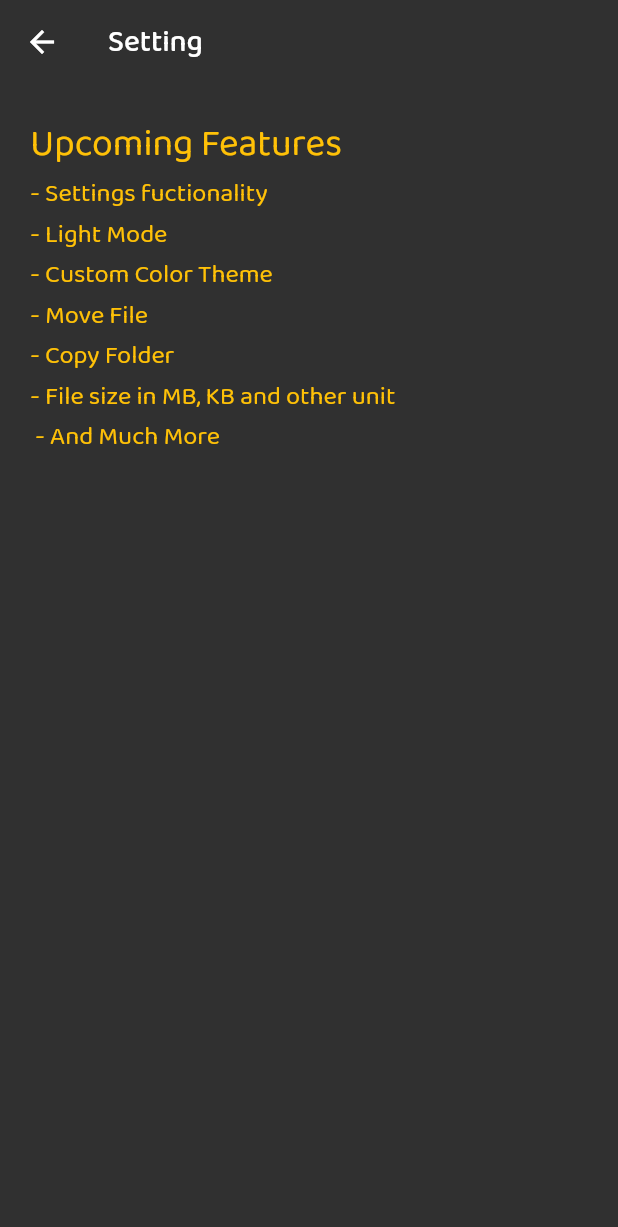
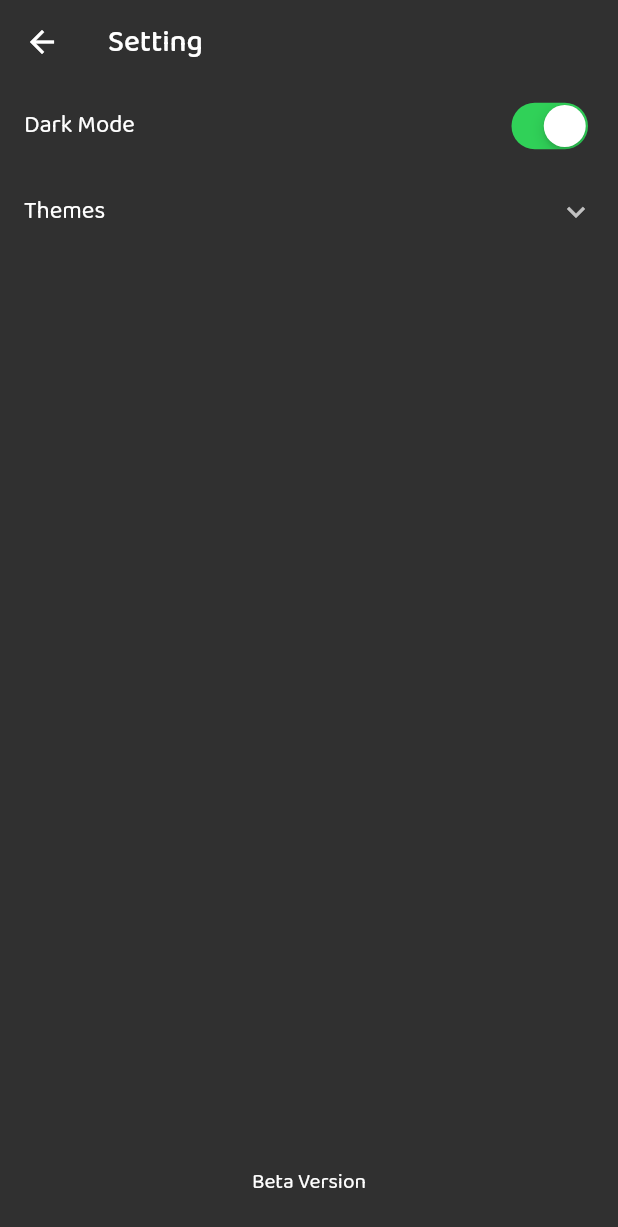
Before and after one commit to MihirGorasiya/file_explorer, a Flutter app: the SettingPage screen opened directly, on a phone screen of 412 x 824 dp. Shown: the top 1227 px of the screen. Run offline on Flutter 3.47's test engine with Material 2 defaults, Android fonts, the phone set to English and light mode, and no system bars; our stand-ins replace easy_splash_screen, get, google_fonts, open_file, permission_handler; missing offline and left inert: disk_space, filesize.

Commit message:
- file size added to human readable form - Dark mode switch added

```diff
--- a/lib/pages/p_home.dart
+++ b/lib/pages/p_home.dart
@@ -26,7 +26,7 @@ class HomePage extends StatefulWidget {
 }
 
 class _HomePageState extends State<HomePage> {
-  final Controller c = Get.put(Controller());
+  final Controller c = Get.find();
   double? totalSpace = 0;
   double? usedSpace = 0;
   double? cardFreeSpace = 0;
--- a/lib/pages/p_setting.dart
+++ b/lib/pages/p_setting.dart
@@ -1,35 +1,91 @@
 // ignore_for_file: prefer_const_constructors
 
+import 'package:flutter/cupertino.dart';
 import 'package:flutter/material.dart';
+import 'package:get/get.dart';
+
+import '../statecontrol/controller.dart';
 
 class SettingPage extends StatelessWidget {
   const SettingPage({Key? key}) : super(key: key);
 
   @override
   Widget build(BuildContext context) {
+    final Controller c = Get.find();
     TextStyle tStyle = const TextStyle(color: Colors.amber, fontSize: 17);
+
     return Scaffold(
       appBar: AppBar(title: Text('Setting')),
-      body: Padding(
-        padding: const EdgeInsets.all(20.0),
-        child: Column(
-          mainAxisAlignment: MainAxisAlignment.start,
-          crossAxisAlignment: CrossAxisAlignment.start,
-          children: [
-            Text(
-              'Upcoming Features',
-              style: TextStyle(
-                color: Colors.amber,
-                fontSize: 25,
-              ),
+      body: Column(
+        children: [
+          Expanded(
+            child: ListView(
+              children: [
+                ListTile(
+                  title: Text('Dark Mode'),
+                  trailing: Obx(() => CupertinoSwitch(
+                        value: c.darkMode.value,
+                        onChanged: (v) {
+                          c.darkMode.value = v;
+                        },
+                      )),
+                ),
+                ExpansionTile(
+                  title: Text('Themes'),
+                  children: [
+                    SizedBox(
+                      height: 100,
+                      child: GridView.builder(
+                        gridDelegate: SliverGridDelegateWithFixedCrossAxisCount(
+                          crossAxisCount: 6,
+                          mainAxisSpacing: 15,
+                          crossAxisSpacing: 15,
+                        ),
+                        itemCount: 6,
+                        itemBuilder: (context, item) {
+                          return Container(
+                            decoration: BoxDecoration(
+                              color: Colors.amber,
+                              borderRadius: BorderRadius.circular(100),
+                            ),
+                          );
+                        },
+                      ),
+                    ),
+                  ],
+                )
+              ],
             ),
-            Text(
-              '- Settings fuctionality \n- Light Mode \n- Custom Color Theme \n- Move File \n- Copy Folder \n- File size in MB, KB and other unit\n - And Much More',
-              style: tStyle,
-            ),
-          ],
-        ),
+          ),
+          Center(
+            child: Text('Beta Version'),
+          ),
+          SizedBox(
+            height: 25,
+          ),
+        ],
       ),
     );
   }
 }
+
+// Padding(
+// padding: const EdgeInsets.all(20.0),
+// child: Column(
+// mainAxisAlignment: MainAxisAlignment.start,
+// crossAxisAlignment: CrossAxisAlignment.start,
+// children: [
+// Text(
+// 'Upcoming Features',
+// style: TextStyle(
+// color: Colors.amber,
+// fontSize: 25,
+// ),
+// ),
+// Text(
+// '- Premium feature with membership \n- Light Mode \n- Custom Color Theme \n- Move File \n- Copy Folder',
+// style: tStyle,
+// ),
+// ],
+// ),
+// )
--- a/lib/statecontrol/controller.dart
+++ b/lib/statecontrol/controller.dart
@@ -1,6 +1,6 @@
 import 'dart:io';
-import 'dart:math';
 
+import 'package:filesize/filesize.dart';
 import 'package:flutter/material.dart';
 import 'package:get/get.dart';
 
@@ -11,7 +11,16 @@ class Controller extends GetxController {
   var copyDestPath = ''.obs;
   var cutDestPath = ''.obs;
   var statusString = 'Searching For Files'.obs;
-  var sizeDetails = (0.0).obs;
+  var darkMode = true.obs;
+  var sizeDetails = '0'.obs;
+  var colorCodes = <Map<String, dynamic>>[
+    {
+      'light': {
+        'mainColor': Colors.amber,
+      },
+      'dark': [],
+    }
+  ].obs;
 
   var sdPath = '';
 
@@ -34,7 +43,7 @@ class Controller extends GetxController {
 
   void getSizeDetails() {
     int fileNum = 0;
-    double totalSize = 0;
+    int totalSize = 0;
     for (var i = 0; i < selectedItem.length; i++) {
       if (isFile(selectedItem[i])) {
         totalSize += File(selectedItem[i]).lengthSync();
@@ -44,14 +53,11 @@ class Controller extends GetxController {
             .forEach((element) {
           if (element is File) {
             fileNum++;
-            totalSize += element.lengthSync();
+            totalSize += element.lengthSync().ceil();
           }
         });
       }
     }
-
-    totalSize = totalSize / pow(1024, 3);
-    totalSize.toDouble();
-    sizeDetails = totalSize.obs;
+    sizeDetails.value = filesize(totalSize);
   }
 }
--- a/lib/widgets/explorer/w_file_icon.dart
+++ b/lib/widgets/explorer/w_file_icon.dart
@@ -18,7 +18,8 @@ class FileIconWidget extends StatelessWidget {
         color: Colors.amber,
         borderRadius: BorderRadius.circular(15),
       ),
-      child: LayoutBuilder(builder: (context, constraints) {
+      child: LayoutBuilder(
+        builder: (context, constraints) {
           if (fileName.endsWith('.mp4') ||
               fileName.endsWith('.avi') ||
               fileName.endsWith('.mkv') ||
@@ -62,7 +63,8 @@ class FileIconWidget extends StatelessWidget {
               icon: Icons.folder,
             );
           }
-      }),
+        },
+      ),
     );
   }
 }
@@ -73,12 +75,13 @@ class MyIcon extends StatelessWidget {
     required this.icon,
   }) : super(key: key);
   final IconData icon;
+
   @override
   Widget build(BuildContext context) {
     return Icon(
       icon,
       size: 35,
-      color: Colors.grey[900],
+      // color: Colors.grey[900],
     );
   }
 }
--- a/lib/widgets/w_button_with_image.dart
+++ b/lib/widgets/w_button_with_image.dart
@@ -26,7 +26,10 @@ class ButtonWithImage extends StatelessWidget {
               color: Colors.grey[800],
               borderRadius: BorderRadius.circular(25),
             ),
-            child: Icon(buttonIcon),
+            child: Icon(
+              buttonIcon,
+              color: Colors.white,
+            ),
           ),
           SizedBox(
             height: 10,
--- a/pubspec.yaml
+++ b/pubspec.yaml
@@ -15,7 +15,7 @@ publish_to: 'none' # Remove this line if you wish to publish to pub.dev
 # In iOS, build-name is used as CFBundleShortVersionString while build-number used as CFBundleVersion.
 # Read more about iOS versioning at
 # https://developer.apple.com/library/archive/documentation/General/Reference/InfoPlistKeyReference/Articles/CoreFoundationKeys.html
-version: 1.0.0+1
+version: 2.0.0+2
 
 environment:
   sdk: ">=2.17.1 <3.0.0"
@@ -31,6 +31,7 @@ dependencies:
   cupertino_icons: ^1.0.2
   disk_space: ^0.2.1
   easy_splash_screen: ^1.0.3
+  filesize: ^2.0.1
   flutter:
     sdk: flutter
   get: ^4.6.5
```
Also changed, not shown: lib/main.dart (+26 -4 lines), lib/widgets/explorer/w_pop_up_menu.dart (+1 -50 lines), pubspec.lock, 3 other files. Lines whose indentation alone changed are shown as unchanged.
